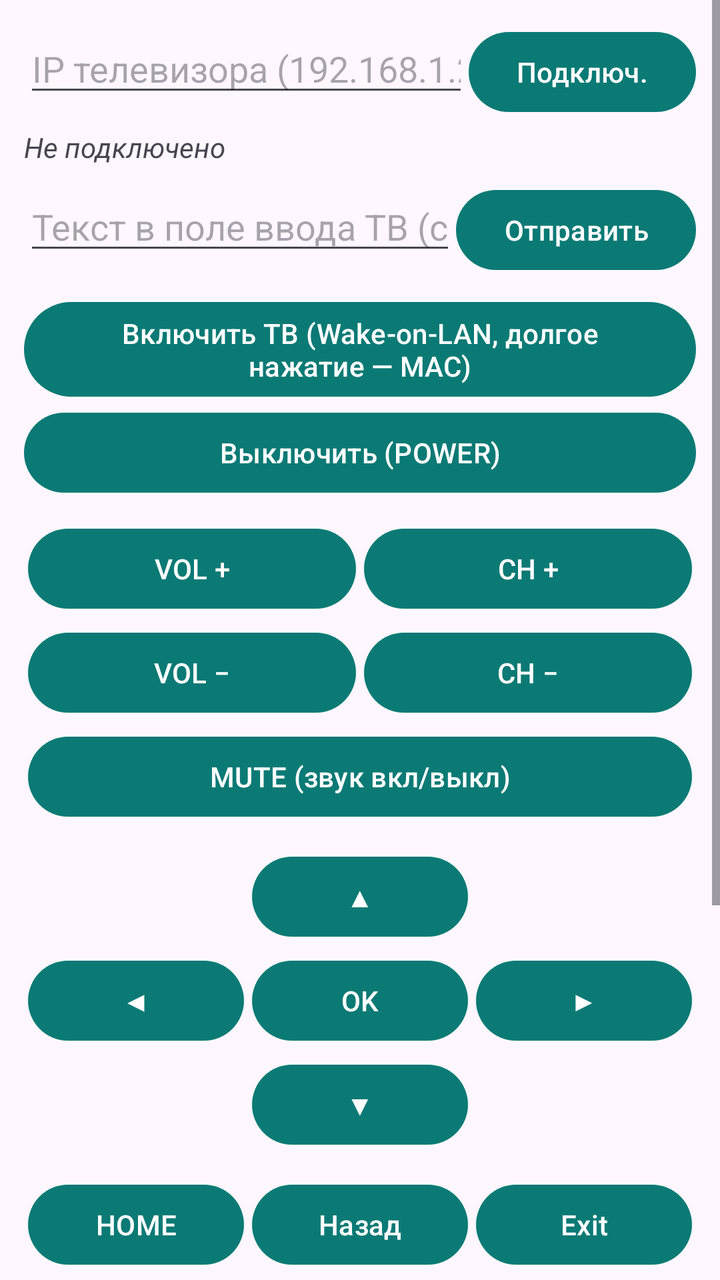
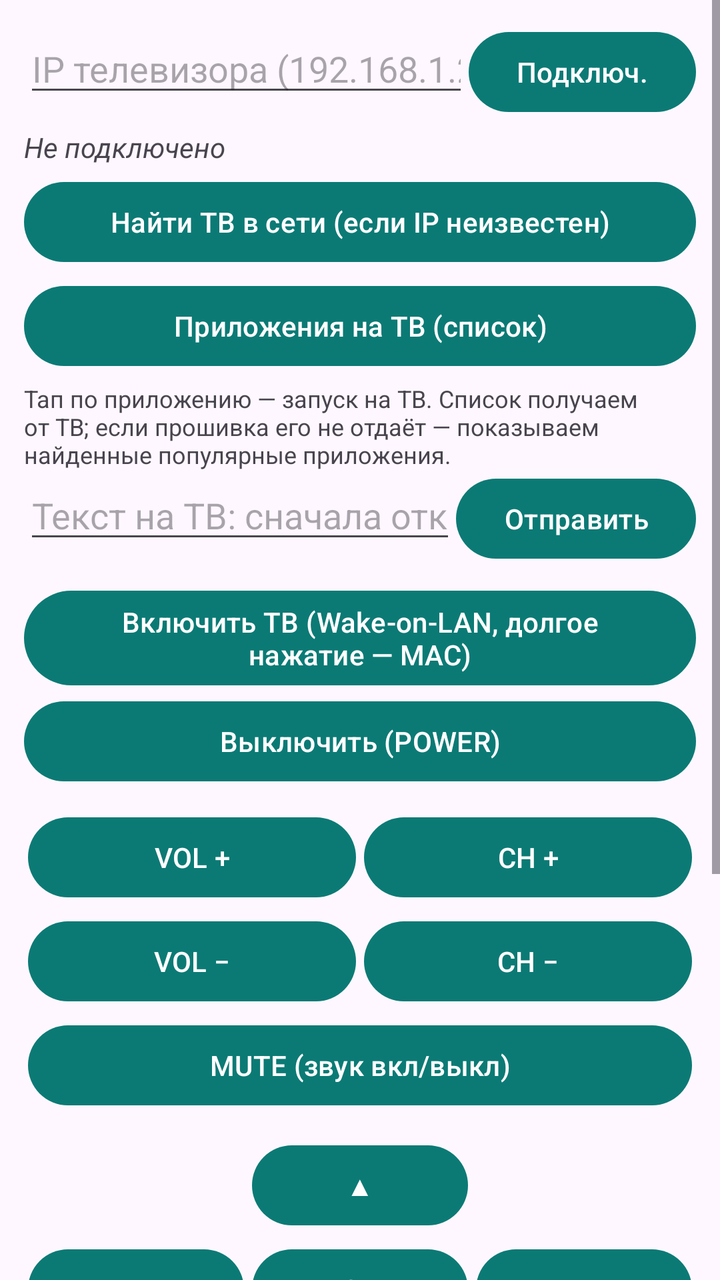

Compare the two renders of this Android layout. The source of the first and the diff that turns it into the second are given below.
<!-- AndroidManifest.xml: application theme Theme.TizenPult -->
<!-- res/layout/activity_main.xml -->
<?xml version="1.0" encoding="utf-8"?>
<ScrollView xmlns:android="http://schemas.android.com/apk/res/android"
    android:layout_width="match_parent"
    android:layout_height="match_parent"
    android:fillViewport="true">

    <LinearLayout
        android:layout_width="match_parent"
        android:layout_height="wrap_content"
        android:orientation="vertical"
        android:padding="12dp">

        
        <LinearLayout
            android:layout_width="match_parent"
            android:layout_height="wrap_content"
            android:orientation="horizontal">

            <EditText
                android:id="@+id/ipInput"
                android:layout_width="0dp"
                android:layout_height="wrap_content"
                android:layout_weight="1"
                android:hint="IP телевизора (192.168.1.225)"
                android:inputType="text"
                android:maxLines="1" />

            <Button
                android:id="@+id/btnConnect"
                android:layout_width="wrap_content"
                android:layout_height="wrap_content"
                android:text="Подключ." />
        </LinearLayout>

        <TextView
            android:id="@+id/statusView"
            android:layout_width="match_parent"
            android:layout_height="wrap_content"
            android:paddingTop="4dp"
            android:paddingBottom="8dp"
            android:text="Не подключено"
            android:textStyle="italic" />

        
        <LinearLayout
            android:layout_width="match_parent"
            android:layout_height="wrap_content"
            android:orientation="horizontal">

            <EditText
                android:id="@+id/textInput"
                android:layout_width="0dp"
                android:layout_height="wrap_content"
                android:layout_weight="1"
                android:hint="Текст в поле ввода ТВ (сначала кликни поле на ТВ)"
                android:inputType="text"
                android:maxLines="1" />

            <Button
                android:id="@+id/btnSendText"
                android:layout_width="wrap_content"
                android:layout_height="wrap_content"
                android:text="Отправить" />
        </LinearLayout>

        
        <Button
            android:id="@+id/btnPowerOn"
            android:layout_width="match_parent"
            android:layout_height="wrap_content"
            android:layout_marginTop="8dp"
            android:text="Включить ТВ (Wake-on-LAN, долгое нажатие — MAC)" />

        <Button
            android:layout_width="match_parent"
            android:layout_height="wrap_content"
            android:onClick="onKeyClick"
            android:tag="KEY_POWEROFF"
            android:text="Выключить (POWER)" />

        
        <TableLayout
            android:layout_width="match_parent"
            android:layout_height="wrap_content"
            android:layout_marginTop="8dp">

            <TableRow android:weightSum="2">
                <Button
                    android:layout_width="match_parent"
                    android:layout_height="wrap_content"
                    android:layout_weight="1"
                    android:layout_margin="2dp"
                    android:onClick="onKeyClick"
                    android:tag="KEY_VOLUP"
                    android:text="VOL +" />
                <Button
                    android:layout_width="match_parent"
                    android:layout_height="wrap_content"
                    android:layout_weight="1"
                    android:layout_margin="2dp"
                    android:onClick="onKeyClick"
                    android:tag="KEY_CHUP"
                    android:text="CH +" />
            </TableRow>

            <TableRow android:weightSum="2">
                <Button
                    android:layout_width="match_parent"
                    android:layout_height="wrap_content"
                    android:layout_weight="1"
                    android:layout_margin="2dp"
                    android:onClick="onKeyClick"
                    android:tag="KEY_VOLDOWN"
                    android:text="VOL −" />
                <Button
                    android:layout_width="match_parent"
                    android:layout_height="wrap_content"
                    android:layout_weight="1"
                    android:layout_margin="2dp"
                    android:onClick="onKeyClick"
                    android:tag="KEY_CHDOWN"
                    android:text="CH −" />
            </TableRow>
        </TableLayout>

        <Button
            android:layout_width="match_parent"
            android:layout_height="wrap_content"
            android:layout_margin="2dp"
            android:onClick="onKeyClick"
            android:tag="KEY_MUTE"
            android:text="MUTE (звук вкл/выкл)" />

        
        <TableLayout
            android:layout_width="match_parent"
            android:layout_height="wrap_content"
            android:layout_marginTop="8dp">

            <TableRow android:weightSum="3">
                <Space android:layout_weight="1" />
                <Button
                    android:layout_width="match_parent"
                    android:layout_height="wrap_content"
                    android:layout_weight="1"
                    android:layout_margin="2dp"
                    android:onClick="onKeyClick"
                    android:tag="KEY_UP"
                    android:text="▲" />
                <Space android:layout_weight="1" />
            </TableRow>

            <TableRow android:weightSum="3">
                <Button
                    android:layout_width="match_parent"
                    android:layout_height="wrap_content"
                    android:layout_weight="1"
                    android:layout_margin="2dp"
                    android:onClick="onKeyClick"
                    android:tag="KEY_LEFT"
                    android:text="◀" />
                <Button
                    android:layout_width="match_parent"
                    android:layout_height="wrap_content"
                    android:layout_weight="1"
                    android:layout_margin="2dp"
                    android:onClick="onKeyClick"
                    android:tag="KEY_ENTER"
                    android:text="OK" />
                <Button
                    android:layout_width="match_parent"
                    android:layout_height="wrap_content"
                    android:layout_weight="1"
                    android:layout_margin="2dp"
                    android:onClick="onKeyClick"
                    android:tag="KEY_RIGHT"
                    android:text="▶" />
            </TableRow>

            <TableRow android:weightSum="3">
                <Space android:layout_weight="1" />
                <Button
                    android:layout_width="match_parent"
                    android:layout_height="wrap_content"
                    android:layout_weight="1"
                    android:layout_margin="2dp"
                    android:onClick="onKeyClick"
                    android:tag="KEY_DOWN"
                    android:text="▼" />
                <Space android:layout_weight="1" />
            </TableRow>
        </TableLayout>

        
        <TableLayout
            android:layout_width="match_parent"
            android:layout_height="wrap_content"
            android:layout_marginTop="8dp">

            <TableRow android:weightSum="3">
                <Button
                    android:layout_width="match_parent"
                    android:layout_height="wrap_content"
                    android:layout_weight="1"
                    android:layout_margin="2dp"
                    android:onClick="onKeyClick"
                    android:tag="KEY_HOME"
                    android:text="HOME" />
                <Button
                    android:layout_width="match_parent"
                    android:layout_height="wrap_content"
                    android:layout_weight="1"
                    android:layout_margin="2dp"
                    android:onClick="onKeyClick"
                    android:tag="KEY_RETURN"
                    android:text="Назад" />
                <Button
                    android:layout_width="match_parent"
                    android:layout_height="wrap_content"
                    android:layout_weight="1"
                    android:layout_margin="2dp"
                    android:onClick="onKeyClick"
                    android:tag="KEY_EXIT"
                    android:text="Exit" />
            </TableRow>

            <TableRow android:weightSum="3">
                <Button
                    android:layout_width="match_parent"
                    android:layout_height="wrap_content"
                    android:layout_weight="1"
                    android:layout_margin="2dp"
                    android:onClick="onKeyClick"
                    android:tag="KEY_HDMI_1"
                    android:text="HDMI 1" />
                <Button
                    android:layout_width="match_parent"
                    android:layout_height="wrap_content"
                    android:layout_weight="1"
                    android:layout_margin="2dp"
                    android:onClick="onKeyClick"
                    android:tag="KEY_HDMI_2"
                    android:text="HDMI 2" />
                <Button
                    android:layout_width="match_parent"
                    android:layout_height="wrap_content"
                    android:layout_weight="1"
                    android:layout_margin="2dp"
                    android:onClick="onKeyClick"
                    android:tag="KEY_HDMI_3"
                    android:text="HDMI 3" />
            </TableRow>
        </TableLayout>

        
        <TableLayout
            android:layout_width="match_parent"
            android:layout_height="wrap_content"
            android:layout_marginTop="8dp">

            <TableRow android:weightSum="2">
                <Button
                    android:layout_width="match_parent"
                    android:layout_height="wrap_content"
                    android:layout_weight="1"
                    android:layout_margin="2dp"
                    android:onClick="onAppClick"
                    android:tag="111299001912"
                    android:text="YouTube" />
                <Button
                    android:layout_width="match_parent"
                    android:layout_height="wrap_content"
                    android:layout_weight="1"
                    android:layout_margin="2dp"
                    android:onClick="onAppClick"
                    android:tag="11101200001"
                    android:text="Netflix" />
            </TableRow>
        </TableLayout>

        <Button
            android:id="@+id/btnApps"
            android:layout_width="match_parent"
            android:layout_height="wrap_content"
            android:layout_marginTop="4dp"
            android:text="Список приложений с ТВ" />

        <TextView
            android:layout_width="match_parent"
            android:layout_height="wrap_content"
            android:paddingTop="8dp"
            android:text="Первое подключение: ТВ покажет запрос — нажмите «Разрешить» на экране ТВ."
            android:textSize="12sp" />

        
        <Button
            android:id="@+id/btnLog"
            android:layout_width="match_parent"
            android:layout_height="wrap_content"
            android:layout_marginTop="4dp"
            android:text="Журнал связи с ТВ (лог)" />

    </LinearLayout>
</ScrollView>
<!-- resources referenced by this layout -->
<resources>
  <style name="Theme.TizenPult" parent="Theme.Material3.DayNight">
          <item name="colorPrimary">@color/primary</item>
      </style>
  <color name="primary">#0B7A75</color>
</resources>

<!-- the commit's change to res/layout/activity_main.xml (unified diff, before → after) -->
@@ -37,9 +37,30 @@
             android:layout_width="match_parent"
             android:layout_height="wrap_content"
             android:paddingTop="4dp"
-            android:paddingBottom="8dp"
+            android:paddingBottom="4dp"
             android:text="Не подключено"
             android:textStyle="italic" />
+
+        <Button
+            android:id="@+id/btnFind"
+            android:layout_width="match_parent"
+            android:layout_height="wrap_content"
+            android:text="Найти ТВ в сети (если IP неизвестен)" />
+
+        
+        <Button
+            android:id="@+id/btnApps"
+            android:layout_width="match_parent"
+            android:layout_height="wrap_content"
+            android:layout_marginTop="4dp"
+            android:text="Приложения на ТВ (список)" />
+
+        <TextView
+            android:layout_width="match_parent"
+            android:layout_height="wrap_content"
+            android:paddingTop="4dp"
+            android:text="Тап по приложению — запуск на ТВ. Список получаем от ТВ; если прошивка его не отдаёт — показываем найденные популярные приложения."
+            android:textSize="12sp" />
 
         
         <LinearLayout
@@ -52,7 +73,7 @@
                 android:layout_width="0dp"
                 android:layout_height="wrap_content"
                 android:layout_weight="1"
-                android:hint="Текст в поле ввода ТВ (сначала кликни поле на ТВ)"
+                android:hint="Текст на ТВ: сначала откройте поиск/поле ввода на ТВ"
                 android:inputType="text"
                 android:maxLines="1" />
 
@@ -252,39 +273,6 @@
             </TableRow>
         </TableLayout>
 
-        
-        <TableLayout
-            android:layout_width="match_parent"
-            android:layout_height="wrap_content"
-            android:layout_marginTop="8dp">
-
-            <TableRow android:weightSum="2">
-                <Button
-                    android:layout_width="match_parent"
-                    android:layout_height="wrap_content"
-                    android:layout_weight="1"
-                    android:layout_margin="2dp"
-                    android:onClick="onAppClick"
-                    android:tag="111299001912"
-                    android:text="YouTube" />
-                <Button
-                    android:layout_width="match_parent"
-                    android:layout_height="wrap_content"
-                    android:layout_weight="1"
-                    android:layout_margin="2dp"
-                    android:onClick="onAppClick"
-                    android:tag="11101200001"
-                    android:text="Netflix" />
-            </TableRow>
-        </TableLayout>
-
-        <Button
-            android:id="@+id/btnApps"
-            android:layout_width="match_parent"
-            android:layout_height="wrap_content"
-            android:layout_marginTop="4dp"
-            android:text="Список приложений с ТВ" />
-
         <TextView
             android:layout_width="match_parent"
             android:layout_height="wrap_content"
